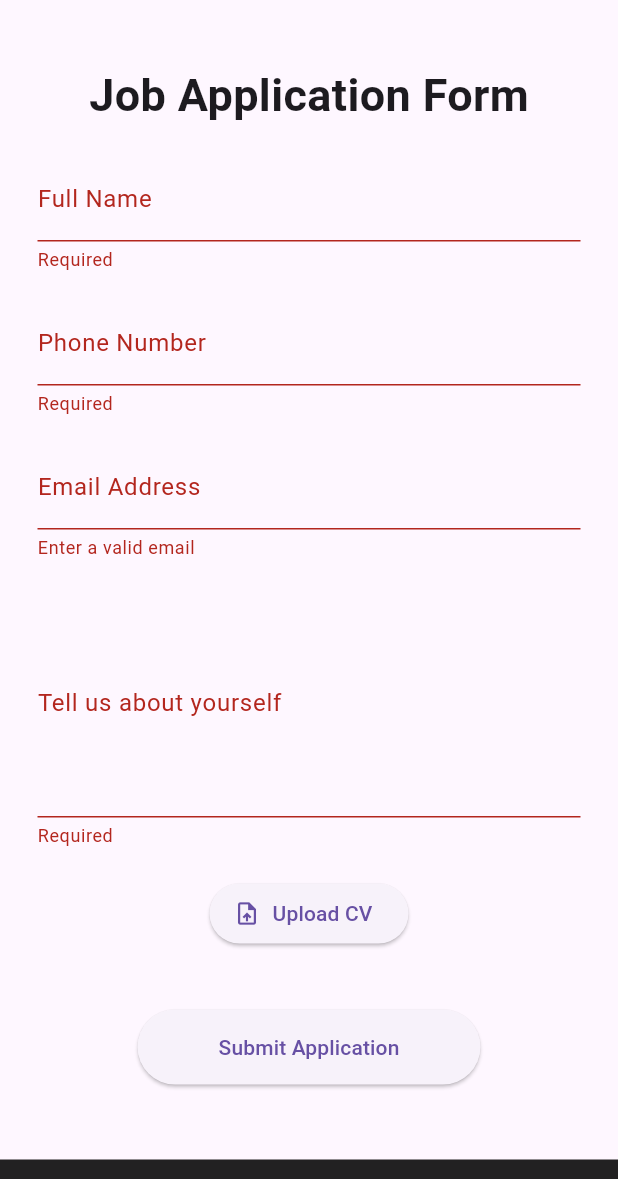
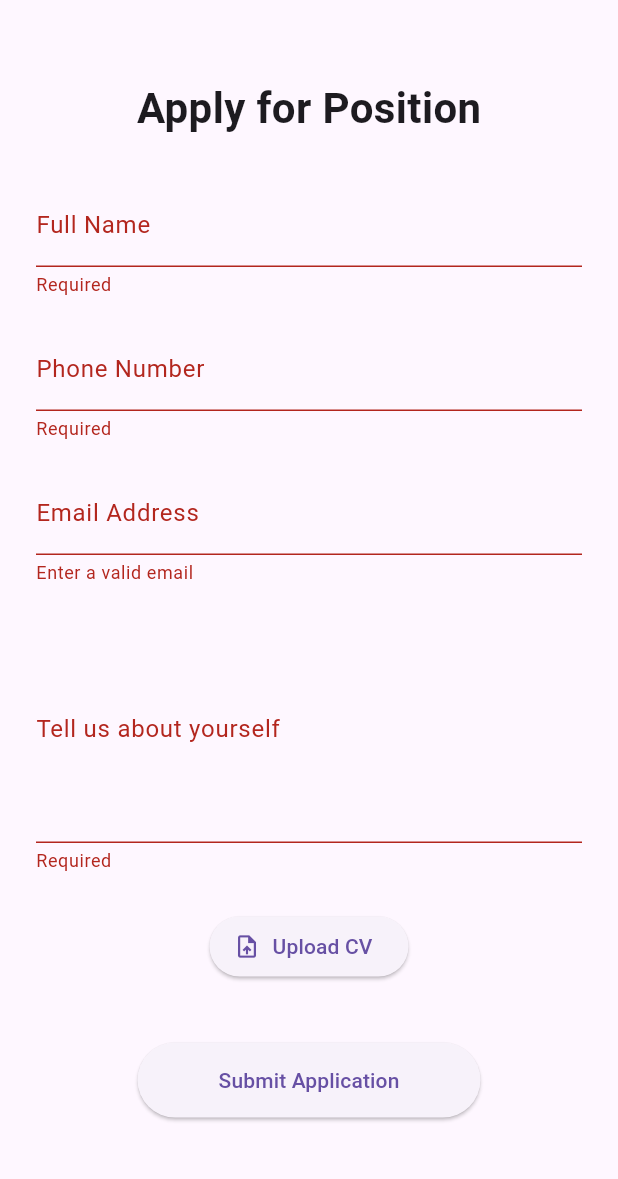
Before and after one commit to adammbule/bazutelcom, a Flutter app: the ApplyFormPage screen opened by its route, after a tap on "Submit Application", on a phone screen of 412 x 824 dp, the part 57-1236 px from its top. Run offline on Flutter 3.47's test engine with Material 3 defaults, Android fonts, the phone set to English and light mode, and no system bars; our stand-ins replace file_picker.

Commit message:
careers api

```diff
--- a/lib/pages/apply_form_page.dart
+++ b/lib/pages/apply_form_page.dart
@@ -1,10 +1,10 @@
 import 'dart:typed_data';
 import 'package:file_picker/file_picker.dart';
 import 'package:flutter/material.dart';
+import 'package:http/http.dart' as http;
+
 import '../widgets/navbar.dart';
 import '../widgets/footer.dart';
-import 'dart:convert';
-import 'package:http/http.dart' as http;
 
 class ApplyFormPage extends StatefulWidget {
   const ApplyFormPage({super.key});
@@ -20,67 +20,108 @@ class _ApplyFormPageState extends State<ApplyFormPage> {
   String? phone;
   String? email;
   String? description;
-  Uint8List? cvFile;
+  String? position;
+
+  Uint8List? cvBytes;
   String? cvName;
-  String? position;
+
+  bool isSubmitting = false;
 
   @override
   void didChangeDependencies() {
-    position = ModalRoute.of(context)!.settings.arguments as String?;
     super.didChangeDependencies();
+    position = ModalRoute.of(context)?.settings.arguments as String?;
   }
 
+  // =========================
+  // PICK CV (WEB SAFE)
+  // =========================
   Future<void> pickCV() async {
-    FilePickerResult? result = await FilePicker.platform.pickFiles(
+    final result = await FilePicker.platform.pickFiles(
       type: FileType.custom,
-      allowedExtensions: ["pdf", "doc", "docx"],
+      allowedExtensions: ['pdf', 'doc', 'docx'],
+      withData: true, // REQUIRED for Flutter Web
     );
 
-    if (result != null) {
+    if (result != null && result.files.first.bytes != null) {
       setState(() {
-        cvFile = result.files.first.bytes;
+        cvBytes = result.files.first.bytes!;
         cvName = result.files.first.name;
       });
     }
   }
 
-  void submitApplication() async {
+  // =========================
+  // SUBMIT APPLICATION
+  // =========================
+  Future<void> submitApplication() async {
     if (!_formKey.currentState!.validate()) return;
     _formKey.currentState!.save();
 
-    if (cvFile == null) {
+    if (cvBytes == null) {
       ScaffoldMessenger.of(
         context,
-      ).showSnackBar(const SnackBar(content: Text("Please upload your CV")));
+      ).showSnackBar(const SnackBar(content: Text('Please upload your CV')));
       return;
     }
 
-    final url = Uri.parse("https://bazutel.com/api/apply.php");
+    setState(() => isSubmitting = true);
 
-    final response = await http.post(
-      url,
-      body: {
-        "fullName": fullName,
-        "phone": phone,
-        "email": email,
-        "description": description,
-        "position": position,
-        "cvName": cvName,
-        "cvBytes": base64Encode(cvFile!), // send CV as base64
-      },
-    );
+    try {
+      final uri = Uri.parse(
+        'https://bazutelcom-backend.onrender.com/api/careers/apply', // 🔴 CHANGE IF NEEDED
+      );
 
-    if (response.statusCode == 200) {
+      final request = http.MultipartRequest('POST', uri);
+
+      request.fields['fullName'] = fullName ?? '';
+      request.fields['phone'] = phone ?? '';
+      request.fields['email'] = email ?? '';
+      request.fields['description'] = description ?? '';
+      request.fields['position'] = position ?? '';
+
+      request.files.add(
+        http.MultipartFile.fromBytes(
+          'cv',
+          cvBytes!,
+          filename: cvName ?? 'cv.pdf',
+        ),
+      );
+
+      final response = await request.send();
+      final responseBody = await response.stream.bytesToString();
+
+      if (response.statusCode == 200) {
+        ScaffoldMessenger.of(context).showSnackBar(
+          const SnackBar(content: Text('Application sent successfully ✅')),
+        );
+
+        _formKey.currentState!.reset();
+        setState(() {
+          cvBytes = null;
+          cvName = null;
+        });
+      } else {
+        ScaffoldMessenger.of(context).showSnackBar(
+          SnackBar(
+            content: Text(
+              'Submission failed (${response.statusCode}): $responseBody',
+            ),
+          ),
+        );
+      }
+    } catch (e) {
       ScaffoldMessenger.of(
         context,
-      ).showSnackBar(const SnackBar(content: Text("Application submitted!")));
-    } else {
-      ScaffoldMessenger.of(
-        context,
-      ).showSnackBar(const SnackBar(content: Text("Submission failed")));
+      ).showSnackBar(SnackBar(content: Text('Submission error: $e')));
+    } finally {
+      setState(() => isSubmitting = false);
     }
   }
 
+  // =========================
+  // UI
+  // =========================
   @override
   Widget build(BuildContext context) {
     return Scaffold(
@@ -88,78 +129,98 @@ class _ApplyFormPageState extends State<ApplyFormPage> {
       body: SingleChildScrollView(
         child: Column(
           children: [
-            const SizedBox(height: 20),
+            const SizedBox(height: 30),
+
             Text(
-              "Job Application Form",
-              style: TextStyle(fontSize: 30, fontWeight: FontWeight.bold),
+              'Apply for ${position ?? "Position"}',
+              style: const TextStyle(fontSize: 28, fontWeight: FontWeight.bold),
             ),
-            const SizedBox(height: 20),
+
+            const SizedBox(height: 30),
 
             Padding(
-              padding: const EdgeInsets.symmetric(horizontal: 25),
+              padding: const EdgeInsets.symmetric(horizontal: 24),
               child: Form(
                 key: _formKey,
                 child: Column(
                   children: [
-                    // Full Name
+                    // FULL NAME
                     TextFormField(
-                      decoration: const InputDecoration(labelText: "Full Name"),
-                      validator: (v) => v!.isEmpty ? "Required" : null,
-                      onSaved: (v) => fullName = v!,
+                      decoration: const InputDecoration(labelText: 'Full Name'),
+                      validator: (v) =>
+                          v == null || v.isEmpty ? 'Required' : null,
+                      onSaved: (v) => fullName = v,
                     ),
                     const SizedBox(height: 20),
 
-                    // Phone
+                    // PHONE
                     TextFormField(
                       decoration: const InputDecoration(
-                        labelText: "Phone Number",
+                        labelText: 'Phone Number',
                       ),
-                      validator: (v) => v!.isEmpty ? "Required" : null,
-                      onSaved: (v) => phone = v!,
+                      validator: (v) =>
+                          v == null || v.isEmpty ? 'Required' : null,
+                      onSaved: (v) => phone = v,
                     ),
                     const SizedBox(height: 20),
 
-                    // Email
+                    // EMAIL
                     TextFormField(
                       decoration: const InputDecoration(
-                        labelText: "Email Address",
+                        labelText: 'Email Address',
                       ),
-                      validator: (v) =>
-                          v!.contains("@") ? null : "Enter a valid email",
-                      onSaved: (v) => email = v!,
+                      validator: (v) => v != null && v.contains('@')
+                          ? null
+                          : 'Enter a valid email',
+                      onSaved: (v) => email = v,
                     ),
                     const SizedBox(height: 20),
 
-                    // Description
+                    // DESCRIPTION
                     TextFormField(
                       maxLines: 5,
                       decoration: const InputDecoration(
-                        labelText: "Tell us about yourself",
+                        labelText: 'Tell us about yourself',
                       ),
-                      validator: (v) => v!.isEmpty ? "Required" : null,
-                      onSaved: (v) => description = v!,
+                      validator: (v) =>
+                          v == null || v.isEmpty ? 'Required' : null,
+                      onSaved: (v) => description = v,
                     ),
-                    const SizedBox(height: 20),
+                    const SizedBox(height: 25),
 
-                    // Upload CV
+                    // UPLOAD CV
                     ElevatedButton.icon(
-                      onPressed: pickCV,
+                      onPressed: isSubmitting ? null : pickCV,
                       icon: const Icon(Icons.upload_file),
-                      label: Text(cvName ?? "Upload CV"),
+                      label: Text(cvName ?? 'Upload CV'),
                     ),
+
                     const SizedBox(height: 40),
 
+                    // SUBMIT BUTTON
                     ElevatedButton(
-                      onPressed: submitApplication,
-                      child: const Padding(
-                        padding: EdgeInsets.symmetric(
+                      onPressed: isSubmitting ? null : submitApplication,
+                      child: Padding(
+                        padding: const EdgeInsets.symmetric(
                           horizontal: 30,
                           vertical: 15,
                         ),
-                        child: Text("Submit Application"),
+                        child: isSubmitting
+                            ? const SizedBox(
+                                width: 18,
+                                height: 18,
+                                child: CircularProgressIndicator(
+                                  strokeWidth: 2,
+                                  valueColor: AlwaysStoppedAnimation(
+                                    Colors.white,
+                                  ),
+                                ),
+                              )
+                            : const Text('Submit Application'),
                       ),
                     ),
-                    const SizedBox(height: 50),
+
+                    const SizedBox(height: 60),
                   ],
                 ),
               ),
--- a/pubspec.yaml
+++ b/pubspec.yaml
@@ -34,6 +34,7 @@ dependencies:
   # The following adds the Cupertino Icons font to your application.
   # Use with the CupertinoIcons class for iOS style icons.
   cupertino_icons: ^1.0.8
+  dio: ^5.9.0
 
 dev_dependencies:
   flutter_test:
```
Also changed, not shown: pubspec.lock.
